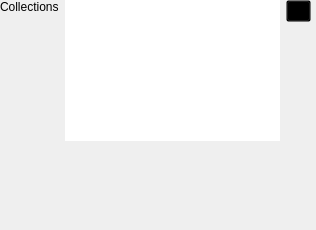
This is tasks/config.ui in KDE/akonadi-google-applets as Qt 5 draws it before an edit. The edited form follows.
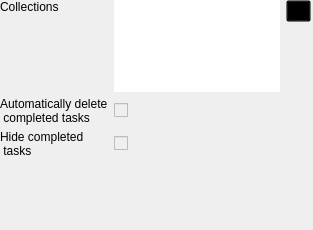
This is the edited form.

```diff
--- a/tasks/config.ui
+++ b/tasks/config.ui
@@ -6,7 +6,7 @@
    <rect>
     <x>0</x>
     <y>0</y>
-    <width>316</width>
+    <width>313</width>
     <height>230</height>
    </rect>
   </property>
@@ -19,16 +19,40 @@
   <property name="windowTitle">
    <string>Configuration</string>
   </property>
-  <widget class="QWidget" name="">
+  <widget class="QWidget" name="layoutWidget">
    <property name="geometry">
     <rect>
      <x>0</x>
      <y>0</y>
      <width>311</width>
-     <height>141</height>
+     <height>158</height>
     </rect>
    </property>
    <layout class="QGridLayout" name="gridLayout">
+    <property name="sizeConstraint">
+     <enum>QLayout::SetDefaultConstraint</enum>
+    </property>
+    <property name="verticalSpacing">
+     <number>5</number>
+    </property>
+    <item row="1" column="0">
+     <widget class="QLabel" name="label">
+      <property name="text">
+       <string>Automatically delete
+ completed tasks</string>
+      </property>
+     </widget>
+    </item>
+    <item row="3" column="1">
+     <widget class="QCheckBox" name="hideCompleted">
+      <property name="enabled">
+       <bool>false</bool>
+      </property>
+      <property name="text">
+       <string/>
+      </property>
+     </widget>
+    </item>
     <item row="0" column="0">
      <widget class="QLabel" name="label_4">
       <property name="text">
@@ -77,6 +101,30 @@
       </property>
      </widget>
     </item>
+    <item row="1" column="1">
+     <widget class="QCheckBox" name="autoDel">
+      <property name="enabled">
+       <bool>false</bool>
+      </property>
+      <property name="text">
+       <string/>
+      </property>
+     </widget>
+    </item>
+    <item row="3" column="0">
+     <widget class="QLabel" name="label_2">
+      <property name="text">
+       <string>Hide completed 
+ tasks</string>
+      </property>
+      <property name="alignment">
+       <set>Qt::AlignLeading|Qt::AlignLeft|Qt::AlignVCenter</set>
+      </property>
+      <property name="wordWrap">
+       <bool>false</bool>
+      </property>
+     </widget>
+    </item>
    </layout>
   </widget>
  </widget>
```
